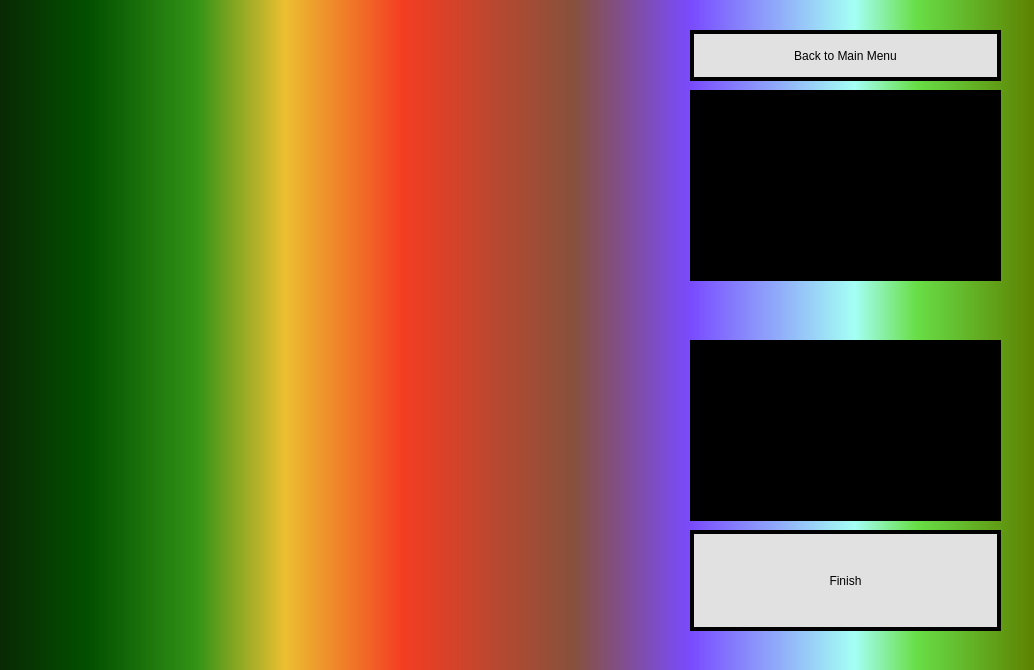
Before: the Qt Designer form code/gamewindow.ui in popInNotOut/nightmare-survival-simulator, drawn with Qt 5.
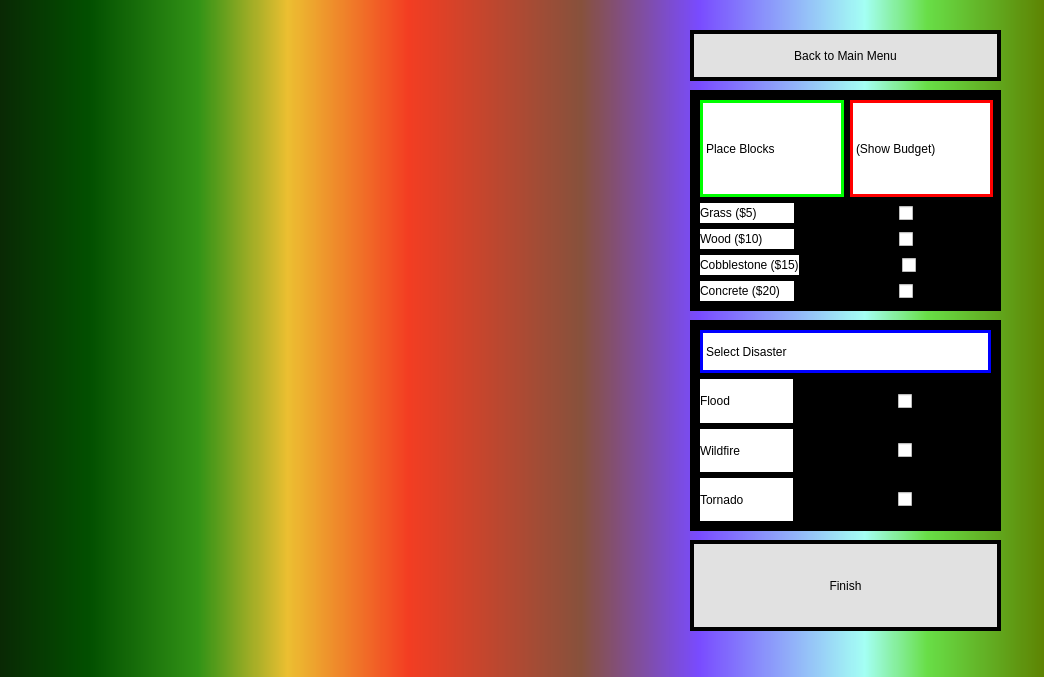
After: the same form once the commit is applied. Icons and pictures are not drawn.

```diff
--- a/code/gamewindow.ui
+++ b/code/gamewindow.ui
@@ -6,8 +6,8 @@
    <rect>
     <x>0</x>
     <y>0</y>
-    <width>1034</width>
-    <height>670</height>
+    <width>1044</width>
+    <height>677</height>
    </rect>
   </property>
   <property name="windowTitle">
@@ -23,8 +23,8 @@
     <rect>
      <x>20</x>
      <y>20</y>
-     <width>991</width>
-     <height>631</height>
+     <width>1001</width>
+     <height>641</height>
     </rect>
    </property>
    <property name="styleSheet">
@@ -51,9 +51,9 @@
      <property name="geometry">
       <rect>
        <x>670</x>
-       <y>510</y>
+       <y>520</y>
        <width>311</width>
-       <height>101</height>
+       <height>91</height>
       </rect>
      </property>
      <property name="styleSheet">
@@ -108,17 +108,17 @@
       <string>Back to Main Menu</string>
      </property>
     </widget>
-    <widget class="QLabel" name="selectBlocksLabel">
+    <widget class="QLabel" name="selectBlocksOuterLabel">
      <property name="geometry">
       <rect>
        <x>670</x>
        <y>70</y>
        <width>311</width>
-       <height>191</height>
+       <height>221</height>
       </rect>
      </property>
      <property name="styleSheet">
-      <string notr="true">QLabel#selectBlocksLabel{
+      <string notr="true">QLabel#selectBlocksOuterLabel{
 	background-color: black;
 }</string>
      </property>
@@ -129,58 +129,356 @@
       <bool>true</bool>
      </property>
     </widget>
-    <widget class="QLabel" name="selectDisasterLabel">
-     <property name="geometry">
-      <rect>
-       <x>670</x>
-       <y>320</y>
-       <width>311</width>
-       <height>181</height>
-      </rect>
-     </property>
-     <property name="styleSheet">
-      <string notr="true">QLabel#selectDisasterLabel{
-	background-color: rgb(0, 0, 0);
-}</string>
-     </property>
-     <property name="text">
-      <string/>
-     </property>
-    </widget>
-    <widget class="QLabel" name="errorMessageLabel">
-     <property name="geometry">
-      <rect>
-       <x>670</x>
-       <y>270</y>
-       <width>311</width>
-       <height>41</height>
-      </rect>
-     </property>
-     <property name="text">
-      <string/>
-     </property>
-    </widget>
     <widget class="QWidget" name="verticalLayoutWidget">
      <property name="geometry">
       <rect>
        <x>680</x>
        <y>80</y>
-       <width>291</width>
-       <height>171</height>
+       <width>293</width>
+       <height>201</height>
       </rect>
      </property>
-     <layout class="QVBoxLayout" name="verticalLayout"/>
+     <layout class="QVBoxLayout" name="verticalLayout">
+      <item>
+       <layout class="QHBoxLayout" name="horizontalLayout_6">
+        <item>
+         <widget class="QLabel" name="placeBlocksLabel">
+          <property name="styleSheet">
+           <string notr="true">QLabel#placeBlocksLabel{
+	border-width: 3px;
+	border-style: solid;
+	border-color: rgb(0, 255, 0);
+	background-color: white;
+	font: 9pt &quot;8514oem&quot;;
+	qproperty-alignment: AlignCenter;
+}</string>
+          </property>
+          <property name="text">
+           <string>Place Blocks</string>
+          </property>
+         </widget>
+        </item>
+        <item>
+         <widget class="QLabel" name="budgetLabel">
+          <property name="styleSheet">
+           <string notr="true">QLabel#budgetLabel{
+	border-width: 3px;
+	border-style: solid;
+	border-color: rgb(255, 0, 0);
+	background-color: white;
+	font: 9pt &quot;8514oem&quot;;
+	qproperty-alignment: AlignCenter;
+}</string>
+          </property>
+          <property name="text">
+           <string>(Show Budget)</string>
+          </property>
+         </widget>
+        </item>
+       </layout>
+      </item>
+      <item>
+       <layout class="QHBoxLayout" name="horizontalLayout">
+        <item>
+         <widget class="QLabel" name="grassLabel">
+          <property name="styleSheet">
+           <string notr="true">QLabel#grassLabel{
+	background-color: white;
+	font: 600 9pt &quot;Segoe UI Semibold&quot;;
+	qproperty-alignment: AlignCenter;
+}</string>
+          </property>
+          <property name="text">
+           <string>Grass ($5)</string>
+          </property>
+         </widget>
+        </item>
+        <item>
+         <widget class="QLabel" name="grassImageLabel">
+          <property name="text">
+           <string>TextLabel</string>
+          </property>
+         </widget>
+        </item>
+        <item>
+         <widget class="QCheckBox" name="grassCheckBox">
+          <property name="text">
+           <string>CheckBox</string>
+          </property>
+         </widget>
+        </item>
+       </layout>
+      </item>
+      <item>
+       <layout class="QHBoxLayout" name="horizontalLayout_3">
+        <item>
+         <widget class="QLabel" name="woodLabel">
+          <property name="styleSheet">
+           <string notr="true">QLabel#woodLabel{
+	background-color: white;
+	font: 600 9pt &quot;Segoe UI Semibold&quot;;
+	qproperty-alignment: AlignCenter;
+}</string>
+          </property>
+          <property name="text">
+           <string>Wood ($10)</string>
+          </property>
+         </widget>
+        </item>
+        <item>
+         <widget class="QLabel" name="woodImageLabel">
+          <property name="text">
+           <string>TextLabel</string>
+          </property>
+         </widget>
+        </item>
+        <item>
+         <widget class="QCheckBox" name="woodCheckBox">
+          <property name="text">
+           <string>CheckBox</string>
+          </property>
+         </widget>
+        </item>
+       </layout>
+      </item>
+      <item>
+       <layout class="QHBoxLayout" name="horizontalLayout_4">
+        <item>
+         <widget class="QLabel" name="cobblestoneLabel">
+          <property name="styleSheet">
+           <string notr="true">QLabel#cobblestoneLabel{
+	background-color: white;
+	font: 600 9pt &quot;Segoe UI Semibold&quot;;
+	qproperty-alignment: AlignCenter;
+}</string>
+          </property>
+          <property name="text">
+           <string>Cobblestone ($15)</string>
+          </property>
+         </widget>
+        </item>
+        <item>
+         <widget class="QLabel" name="cobblestoneImageLabel">
+          <property name="text">
+           <string>TextLabel</string>
+          </property>
+         </widget>
+        </item>
+        <item>
+         <widget class="QCheckBox" name="cobblestoneCheckBox">
+          <property name="text">
+           <string>CheckBox</string>
+          </property>
+         </widget>
+        </item>
+       </layout>
+      </item>
+      <item>
+       <layout class="QHBoxLayout" name="horizontalLayout_5">
+        <item>
+         <widget class="QLabel" name="concreteLabel">
+          <property name="styleSheet">
+           <string notr="true">QLabel#concreteLabel{
+	background-color: white;
+	font: 600 9pt &quot;Segoe UI Semibold&quot;;
+	qproperty-alignment: AlignCenter;
+}</string>
+          </property>
+          <property name="text">
+           <string>Concrete ($20)</string>
+          </property>
+         </widget>
+        </item>
+        <item>
+         <widget class="QLabel" name="concreteImageLabel">
+          <property name="text">
+           <string>TextLabel</string>
+          </property>
+         </widget>
+        </item>
+        <item>
+         <widget class="QCheckBox" name="concreteCheckBox">
+          <property name="text">
+           <string>CheckBox</string>
+          </property>
+         </widget>
+        </item>
+       </layout>
+      </item>
+     </layout>
+    </widget>
+    <widget class="QLabel" name="selectDisasterOuterLabel">
+     <property name="geometry">
+      <rect>
+       <x>670</x>
+       <y>300</y>
+       <width>311</width>
+       <height>211</height>
+      </rect>
+     </property>
+     <property name="styleSheet">
+      <string notr="true">QLabel#selectDisasterOuterLabel{
+	background-color: black;
+}</string>
+     </property>
+     <property name="text">
+      <string>TextLabel</string>
+     </property>
     </widget>
     <widget class="QWidget" name="verticalLayoutWidget_2">
      <property name="geometry">
       <rect>
        <x>680</x>
-       <y>330</y>
+       <y>310</y>
        <width>291</width>
-       <height>161</height>
+       <height>191</height>
       </rect>
      </property>
-     <layout class="QVBoxLayout" name="verticalLayout_3"/>
+     <layout class="QVBoxLayout" name="verticalLayout_2">
+      <item>
+       <widget class="QLabel" name="selectDisasterLabel">
+        <property name="sizePolicy">
+         <sizepolicy hsizetype="Preferred" vsizetype="Preferred">
+          <horstretch>0</horstretch>
+          <verstretch>0</verstretch>
+         </sizepolicy>
+        </property>
+        <property name="styleSheet">
+         <string notr="true">QLabel#selectDisasterLabel{
+	border-width: 3px;
+	border-style: solid;
+	border-color: rgb(0, 0, 255);
+	background-color: white;
+	font: 9pt &quot;8514oem&quot;;
+	qproperty-alignment: AlignCenter;
+}</string>
+        </property>
+        <property name="text">
+         <string>Select Disaster</string>
+        </property>
+       </widget>
+      </item>
+      <item>
+       <layout class="QHBoxLayout" name="horizontalLayout_2">
+        <item>
+         <widget class="QLabel" name="floodLabel">
+          <property name="styleSheet">
+           <string notr="true">QLabel#floodLabel{
+	background-color: white;
+	font: 600 15pt &quot;Segoe UI Semibold&quot;;
+	qproperty-alignment: AlignCenter;
+}</string>
+          </property>
+          <property name="text">
+           <string>Flood</string>
+          </property>
+         </widget>
+        </item>
+        <item>
+         <widget class="QLabel" name="floodImageLabel">
+          <property name="text">
+           <string>TextLabel</string>
+          </property>
+          <property name="scaledContents">
+           <bool>false</bool>
+          </property>
+         </widget>
+        </item>
+        <item>
+         <widget class="QCheckBox" name="floodCheckBox">
+          <property name="sizePolicy">
+           <sizepolicy hsizetype="Minimum" vsizetype="Preferred">
+            <horstretch>0</horstretch>
+            <verstretch>0</verstretch>
+           </sizepolicy>
+          </property>
+          <property name="styleSheet">
+           <string notr="true"/>
+          </property>
+          <property name="text">
+           <string>CheckBox</string>
+          </property>
+         </widget>
+        </item>
+       </layout>
+      </item>
+      <item>
+       <layout class="QHBoxLayout" name="horizontalLayout_7">
+        <item>
+         <widget class="QLabel" name="wildfireLabel">
+          <property name="styleSheet">
+           <string notr="true">QLabel#wildfireLabel{
+	background-color: white;
+	font: 600 14pt &quot;Segoe UI Semibold&quot;;
+	qproperty-alignment: AlignCenter;
+}</string>
+          </property>
+          <property name="text">
+           <string>Wildfire</string>
+          </property>
+         </widget>
+        </item>
+        <item>
+         <widget class="QLabel" name="wildfireImageLabel">
+          <property name="text">
+           <string>TextLabel</string>
+          </property>
+         </widget>
+        </item>
+        <item>
+         <widget class="QCheckBox" name="wildfireCheckBox">
+          <property name="sizePolicy">
+           <sizepolicy hsizetype="Minimum" vsizetype="Preferred">
+            <horstretch>0</horstretch>
+            <verstretch>0</verstretch>
+           </sizepolicy>
+          </property>
+          <property name="text">
+           <string>CheckBox</string>
+          </property>
+         </widget>
+        </item>
+       </layout>
+      </item>
+      <item>
+       <layout class="QHBoxLayout" name="horizontalLayout_8">
+        <item>
+         <widget class="QLabel" name="tornadoLabel">
+          <property name="styleSheet">
+           <string notr="true">QLabel#tornadoLabel{
+	background-color: white;
+	font: 600 14pt &quot;Segoe UI Semibold&quot;;
+	qproperty-alignment: AlignCenter;
+}</string>
+          </property>
+          <property name="text">
+           <string>Tornado</string>
+          </property>
+         </widget>
+        </item>
+        <item>
+         <widget class="QLabel" name="tornadoImageLabel">
+          <property name="text">
+           <string>TextLabel</string>
+          </property>
+         </widget>
+        </item>
+        <item>
+         <widget class="QCheckBox" name="tornadoCheckBox">
+          <property name="sizePolicy">
+           <sizepolicy hsizetype="Minimum" vsizetype="Preferred">
+            <horstretch>0</horstretch>
+            <verstretch>0</verstretch>
+           </sizepolicy>
+          </property>
+          <property name="text">
+           <string>CheckBox</string>
+          </property>
+         </widget>
+        </item>
+       </layout>
+      </item>
+     </layout>
     </widget>
    </widget>
    <widget class="QWidget" name="simulationPage">
```
